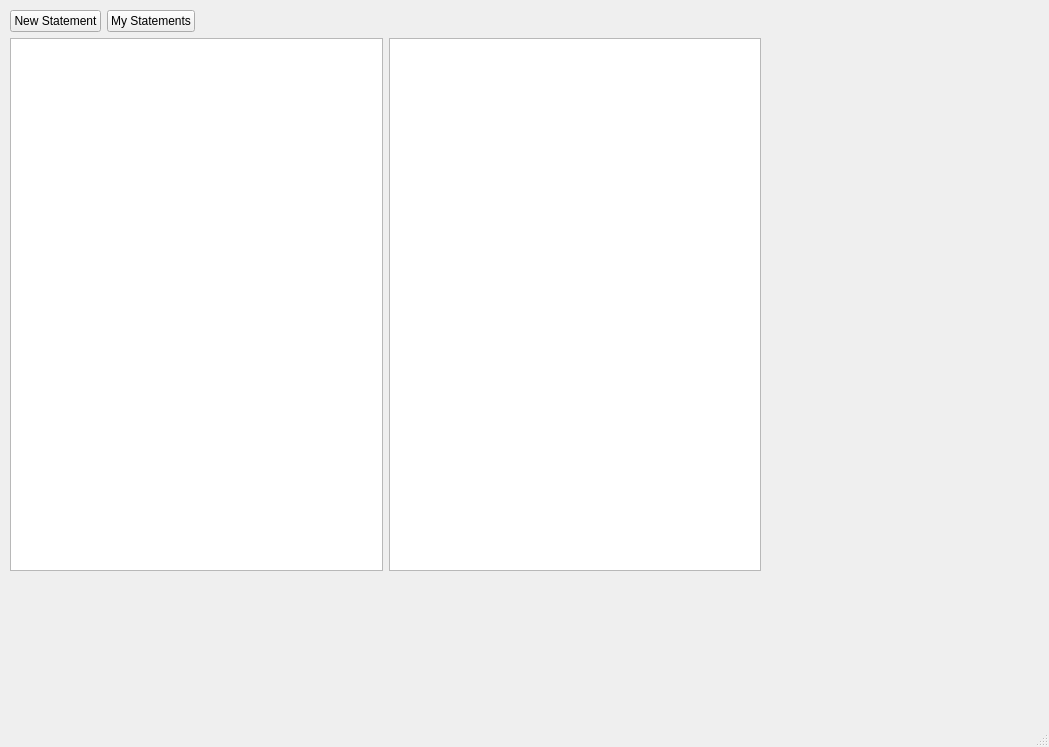
First picture: the form in ui/mainwindow.ui, repository fearricepudding/FinancialOrganiser, before the edit.
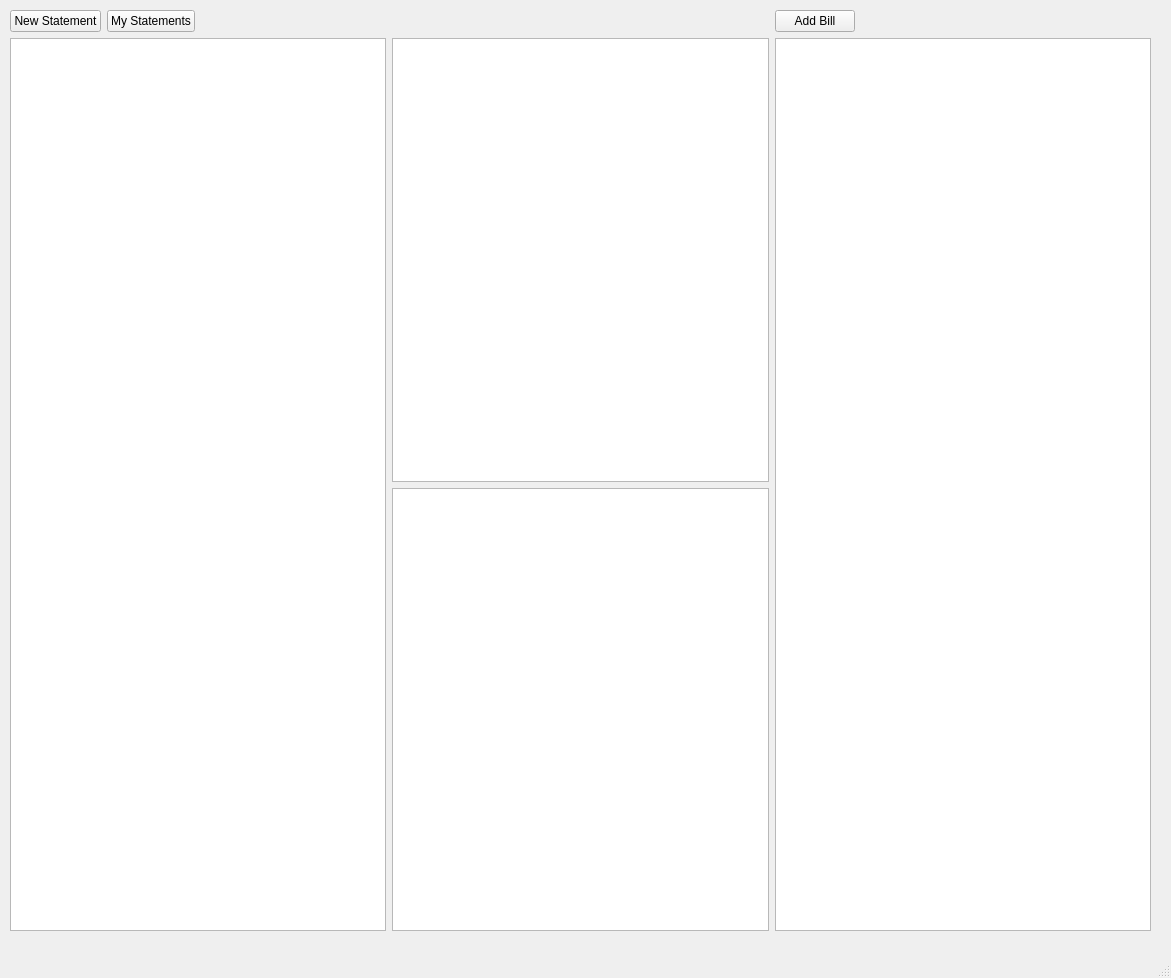
Second picture: the form after the edit.

Diff of the .ui file:
```diff
--- a/ui/mainwindow.ui
+++ b/ui/mainwindow.ui
@@ -6,8 +6,8 @@
    <rect>
     <x>0</x>
     <y>0</y>
-    <width>1049</width>
-    <height>747</height>
+    <width>1171</width>
+    <height>978</height>
    </rect>
   </property>
   <property name="windowTitle">
@@ -20,13 +20,13 @@
      <verstretch>0</verstretch>
     </sizepolicy>
    </property>
-   <widget class="QWidget" name="">
+   <widget class="QWidget" name="layoutWidget">
     <property name="geometry">
      <rect>
       <x>10</x>
       <y>10</y>
-      <width>751</width>
-      <height>561</height>
+      <width>1141</width>
+      <height>921</height>
      </rect>
     </property>
     <layout class="QGridLayout" name="gridLayout">
@@ -64,8 +64,45 @@
        </item>
       </layout>
      </item>
+     <item row="2" column="2">
+      <widget class="QTableWidget" name="tableWidget_3"/>
+     </item>
+     <item row="2" column="0">
+      <widget class="QTableWidget" name="statementTable"/>
+     </item>
      <item row="2" column="1">
-      <widget class="QTableWidget" name="tableWidget"/>
+      <layout class="QVBoxLayout" name="verticalLayout_2">
+       <item>
+        <widget class="QTableWidget" name="statementTotals"/>
+       </item>
+       <item>
+        <widget class="QTableWidget" name="tableWidget_2"/>
+       </item>
+      </layout>
+     </item>
+     <item row="1" column="2">
+      <layout class="QHBoxLayout" name="horizontalLayout_2">
+       <item>
+        <widget class="QPushButton" name="pushButton">
+         <property name="text">
+          <string>Add Bill</string>
+         </property>
+        </widget>
+       </item>
+       <item>
+        <spacer name="horizontalSpacer_2">
+         <property name="orientation">
+          <enum>Qt::Horizontal</enum>
+         </property>
+         <property name="sizeHint" stdset="0">
+          <size>
+           <width>40</width>
+           <height>20</height>
+          </size>
+         </property>
+        </spacer>
+       </item>
+      </layout>
      </item>
     </layout>
    </widget>
```
Left out of the diff: 7 changed lines with no effect on the pictures.
